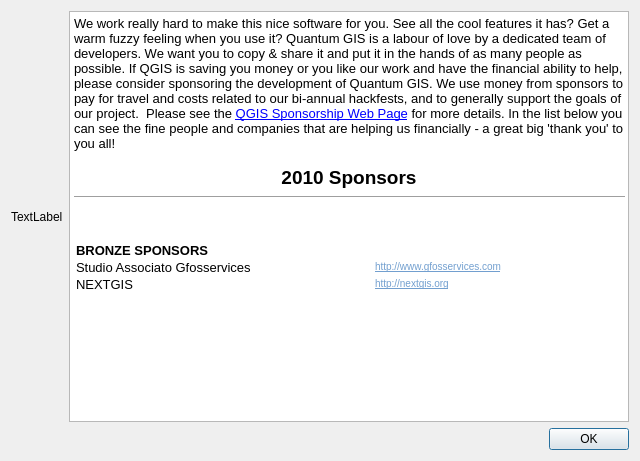
Above: qgis/src/ui/qgssponsorsbase.ui from sourcepole/qgis before the change. Below: the same form after it.
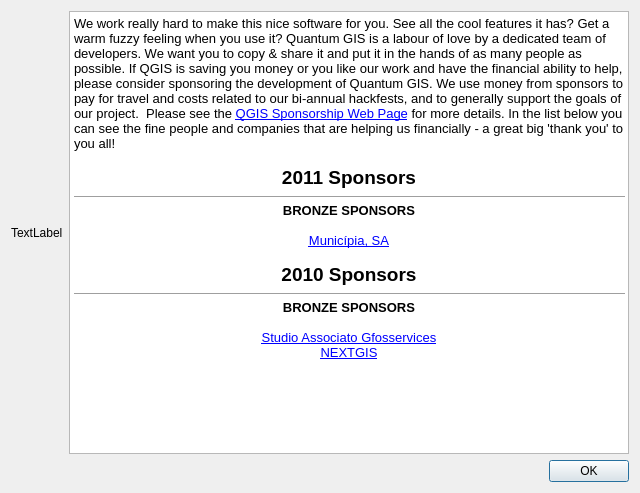
That is the form after the change.

Commit message: Added Municipia to sponsors list

Patch:
```diff
--- a/qgis/src/ui/qgssponsorsbase.ui
+++ b/qgis/src/ui/qgssponsorsbase.ui
@@ -7,7 +7,7 @@
     <x>0</x>
     <y>0</y>
     <width>640</width>
-    <height>461</height>
+    <height>493</height>
    </rect>
   </property>
   <property name="windowTitle">
@@ -33,30 +33,22 @@
       <string>&lt;!DOCTYPE HTML PUBLIC &quot;-//W3C//DTD HTML 4.0//EN&quot; &quot;http://www.w3.org/TR/REC-html40/strict.dtd&quot;&gt;
 &lt;html&gt;&lt;head&gt;&lt;meta name=&quot;qrichtext&quot; content=&quot;1&quot; /&gt;&lt;style type=&quot;text/css&quot;&gt;
 p, li { white-space: pre-wrap; }
-&lt;/style&gt;&lt;/head&gt;&lt;body style=&quot; font-family:'Ubuntu'; font-size:10pt; font-weight:400; font-style:normal;&quot;&gt;
-&lt;p style=&quot; margin-top:0px; margin-bottom:0px; margin-left:0px; margin-right:0px; -qt-block-indent:0; text-indent:0px;&quot;&gt;We work really hard to make this nice software for you. See all the cool features it has? Get a warm fuzzy feeling when you use it? Quantum GIS is a labour of love by a dedicated team of developers. We want you to copy &amp;amp; share it and put it in the hands of as many people as possible. If QGIS is saving you money or you like our work and have the financial ability to help, please consider sponsoring the development of Quantum GIS. We use money from sponsors to pay for travel and costs related to our bi-annual hackfests, and to generally support the goals of our project.  Please see the &lt;a href=&quot;http://qgis.org/en/sponsorship.html&quot;&gt;&lt;span style=&quot; text-decoration: underline; color:#0000ff;&quot;&gt;QGIS Sponsorship Web Page&lt;/span&gt;&lt;/a&gt; for more details. In the list below you can see the fine people and companies that are helping us financially - a great big 'thank you' to you all!&lt;/p&gt;
-&lt;p align=&quot;center&quot; style=&quot;-qt-paragraph-type:empty; margin-top:0px; margin-bottom:0px; margin-left:0px; margin-right:0px; -qt-block-indent:0; text-indent:0px;&quot;&gt;&lt;/p&gt;
-&lt;p align=&quot;center&quot; style=&quot; margin-top:0px; margin-bottom:0px; margin-left:0px; margin-right:0px; -qt-block-indent:0; text-indent:0px;&quot;&gt;&lt;span style=&quot; font-size:14pt; font-weight:600;&quot;&gt;2010 Sponsors&lt;/span&gt;&lt;/p&gt;
+&lt;/style&gt;&lt;/head&gt;&lt;body style=&quot; font-family:'Sans'; font-size:10pt; font-weight:400; font-style:normal;&quot;&gt;
+&lt;p style=&quot; margin-top:0px; margin-bottom:0px; margin-left:0px; margin-right:0px; -qt-block-indent:0; text-indent:0px;&quot;&gt;&lt;span style=&quot; font-family:'Ubuntu';&quot;&gt;We work really hard to make this nice software for you. See all the cool features it has? Get a warm fuzzy feeling when you use it? Quantum GIS is a labour of love by a dedicated team of developers. We want you to copy &amp;amp; share it and put it in the hands of as many people as possible. If QGIS is saving you money or you like our work and have the financial ability to help, please consider sponsoring the development of Quantum GIS. We use money from sponsors to pay for travel and costs related to our bi-annual hackfests, and to generally support the goals of our project.  Please see the &lt;/span&gt;&lt;a href=&quot;http://qgis.org/en/sponsorship.html&quot;&gt;&lt;span style=&quot; font-family:'Ubuntu'; text-decoration: underline; color:#0000ff;&quot;&gt;QGIS Sponsorship Web Page&lt;/span&gt;&lt;/a&gt;&lt;span style=&quot; font-family:'Ubuntu';&quot;&gt; for more details. In the list below you can see the fine people and companies that are helping us financially - a great big 'thank you' to you all!&lt;/span&gt;&lt;/p&gt;
+&lt;p align=&quot;center&quot; style=&quot;-qt-paragraph-type:empty; margin-top:0px; margin-bottom:0px; margin-left:0px; margin-right:0px; -qt-block-indent:0; text-indent:0px; font-family:'Ubuntu';&quot;&gt;&lt;/p&gt;
+&lt;p align=&quot;center&quot; style=&quot; margin-top:0px; margin-bottom:0px; margin-left:0px; margin-right:0px; -qt-block-indent:0; text-indent:0px;&quot;&gt;&lt;span style=&quot; font-family:'Ubuntu'; font-size:14pt; font-weight:600;&quot;&gt;2011 Sponsors&lt;/span&gt;&lt;/p&gt;
 &lt;hr /&gt;
-&lt;p align=&quot;center&quot; style=&quot;-qt-paragraph-type:empty; margin-top:0px; margin-bottom:0px; margin-left:0px; margin-right:0px; -qt-block-indent:0; text-indent:0px; font-size:14pt; font-weight:600;&quot;&gt;&lt;/p&gt;
-&lt;p style=&quot;-qt-paragraph-type:empty; margin-top:0px; margin-bottom:0px; margin-left:0px; margin-right:0px; -qt-block-indent:0; text-indent:0px;&quot;&gt;&lt;/p&gt;
-&lt;p style=&quot;-qt-paragraph-type:empty; margin-top:0px; margin-bottom:0px; margin-left:0px; margin-right:0px; -qt-block-indent:0; text-indent:0px;&quot;&gt;&lt;/p&gt;
-&lt;table border=&quot;0&quot; style=&quot; margin-top:0px; margin-bottom:0px; margin-left:0px; margin-right:0px;&quot; width=&quot;100%&quot; cellspacing=&quot;2&quot; cellpadding=&quot;0&quot;&gt;
-&lt;tr&gt;
-&lt;td&gt;
-&lt;p style=&quot; margin-top:0px; margin-bottom:0px; margin-left:0px; margin-right:0px; -qt-block-indent:0; text-indent:0px;&quot;&gt;&lt;span style=&quot; font-weight:600;&quot;&gt;BRONZE SPONSORS&lt;/span&gt;&lt;/p&gt;&lt;/td&gt;
-&lt;td&gt;
-&lt;p style=&quot; margin-top:0px; margin-bottom:0px; margin-left:0px; margin-right:0px; -qt-block-indent:0; text-indent:0px;&quot;&gt; &lt;/p&gt;&lt;/td&gt;&lt;/tr&gt;
-&lt;tr&gt;
-&lt;td&gt;
-&lt;p style=&quot; margin-top:0px; margin-bottom:0px; margin-left:0px; margin-right:0px; -qt-block-indent:0; text-indent:0px;&quot;&gt;Studio Associato Gfosservices&lt;/p&gt;&lt;/td&gt;
-&lt;td&gt;
-&lt;p style=&quot; margin-top:0px; margin-bottom:0px; margin-left:0px; margin-right:0px; -qt-block-indent:0; text-indent:0px;&quot;&gt;&lt;a href=&quot;http://www.gfosservices.com&quot;&gt;&lt;span style=&quot; font-family:'arial,sans-serif'; font-size:small; text-decoration: underline; color:#729fcf;&quot;&gt;http://www.gfosservices.com&lt;/span&gt;&lt;/a&gt;&lt;/p&gt;&lt;/td&gt;&lt;/tr&gt;
-&lt;tr&gt;
-&lt;td&gt;
-&lt;p style=&quot; margin-top:0px; margin-bottom:0px; margin-left:0px; margin-right:0px; -qt-block-indent:0; text-indent:0px;&quot;&gt;NEXTGIS&lt;/p&gt;&lt;/td&gt;
-&lt;td&gt;
-&lt;p style=&quot; margin-top:0px; margin-bottom:0px; margin-left:0px; margin-right:0px; -qt-block-indent:0; text-indent:0px;&quot;&gt;&lt;a href=&quot;http://nextgis.org&quot;&gt;&lt;span style=&quot; font-family:'arial,sans-serif'; font-size:small; text-decoration: underline; color:#729fcf;&quot;&gt;http://nextgis.org&lt;/span&gt;&lt;/a&gt;&lt;/p&gt;&lt;/td&gt;&lt;/tr&gt;&lt;/table&gt;&lt;/body&gt;&lt;/html&gt;</string>
+&lt;p align=&quot;center&quot; style=&quot; margin-top:0px; margin-bottom:0px; margin-left:0px; margin-right:0px; -qt-block-indent:0; text-indent:0px;&quot;&gt;&lt;span style=&quot; font-family:'Ubuntu'; font-weight:600;&quot;&gt;BRONZE SPONSORS&lt;/span&gt;&lt;/p&gt;
+&lt;p style=&quot;-qt-paragraph-type:empty; margin-top:0px; margin-bottom:0px; margin-left:0px; margin-right:0px; -qt-block-indent:0; text-indent:0px; font-family:'Ubuntu'; font-weight:600;&quot;&gt;&lt;/p&gt;
+&lt;p align=&quot;center&quot; style=&quot; margin-top:0px; margin-bottom:0px; margin-left:0px; margin-right:0px; -qt-block-indent:0; text-indent:0px;&quot;&gt;&lt;a href=&quot;http://www.municipia.pt&quot;&gt;&lt;span style=&quot; text-decoration: underline; color:#0000ff;&quot;&gt;Municípia, SA&lt;/span&gt;&lt;/a&gt;&lt;/p&gt;
+&lt;p align=&quot;center&quot; style=&quot;-qt-paragraph-type:empty; margin-top:0px; margin-bottom:0px; margin-left:0px; margin-right:0px; -qt-block-indent:0; text-indent:0px; font-family:'Ubuntu';&quot;&gt;&lt;/p&gt;
+&lt;p align=&quot;center&quot; style=&quot; margin-top:0px; margin-bottom:0px; margin-left:0px; margin-right:0px; -qt-block-indent:0; text-indent:0px;&quot;&gt;&lt;span style=&quot; font-family:'Ubuntu'; font-size:14pt; font-weight:600;&quot;&gt;2010 Sponsors&lt;/span&gt;&lt;/p&gt;
+&lt;hr /&gt;
+&lt;p align=&quot;center&quot; style=&quot; margin-top:0px; margin-bottom:0px; margin-left:0px; margin-right:0px; -qt-block-indent:0; text-indent:0px;&quot;&gt;&lt;span style=&quot; font-family:'Ubuntu'; font-weight:600;&quot;&gt;BRONZE SPONSORS&lt;/span&gt;&lt;/p&gt;
+&lt;p style=&quot;-qt-paragraph-type:empty; margin-top:0px; margin-bottom:0px; margin-left:0px; margin-right:0px; -qt-block-indent:0; text-indent:0px; font-family:'Ubuntu'; font-weight:600;&quot;&gt;&lt;/p&gt;
+&lt;p align=&quot;center&quot; style=&quot; margin-top:0px; margin-bottom:0px; margin-left:0px; margin-right:0px; -qt-block-indent:0; text-indent:0px;&quot;&gt;&lt;a href=&quot;http://www.gfosservices.com&quot;&gt;&lt;span style=&quot; text-decoration: underline; color:#0000ff;&quot;&gt;Studio Associato Gfosservices&lt;/span&gt;&lt;/a&gt;&lt;/p&gt;
+&lt;p align=&quot;center&quot; style=&quot; margin-top:0px; margin-bottom:0px; margin-left:0px; margin-right:0px; -qt-block-indent:0; text-indent:0px;&quot;&gt;&lt;a href=&quot;http://nextgis.org&quot;&gt;&lt;span style=&quot; text-decoration: underline; color:#0000ff;&quot;&gt;NEXTGIS&lt;/span&gt;&lt;/a&gt;&lt;/p&gt;
+&lt;p style=&quot;-qt-paragraph-type:empty; margin-top:0px; margin-bottom:0px; margin-left:0px; margin-right:0px; -qt-block-indent:0; text-indent:0px; font-family:'Ubuntu'; font-size:14pt; font-weight:600;&quot;&gt;&lt;/p&gt;&lt;/body&gt;&lt;/html&gt;</string>
      </property>
      <property name="openExternalLinks">
       <bool>true</bool>
```
